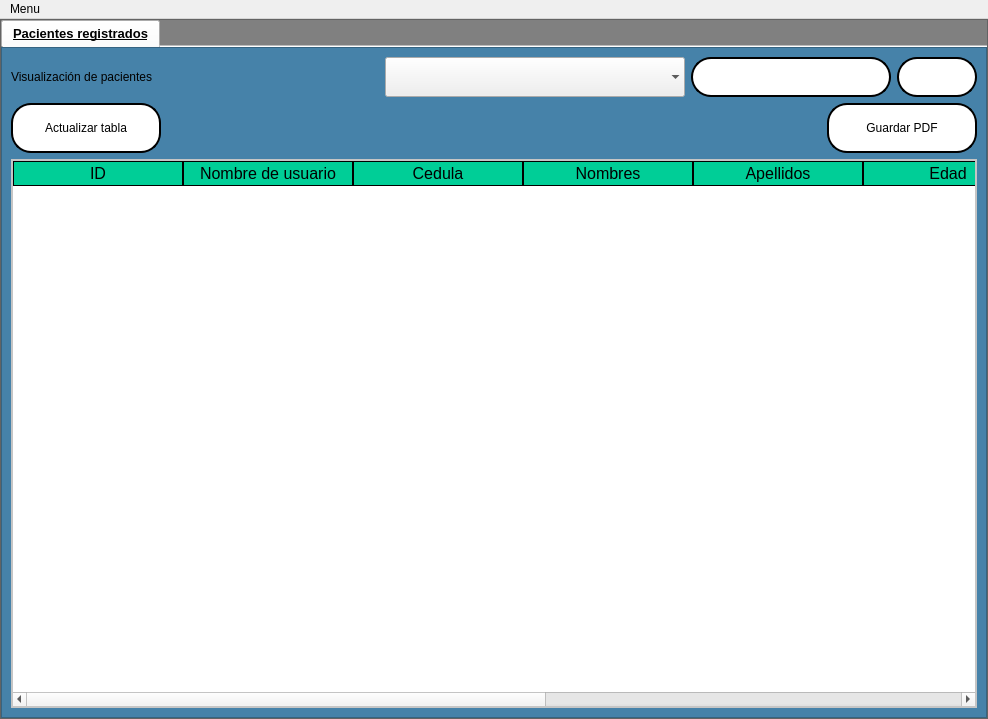
The window that interfaces/paciente_view.ui (Reinaldito04/App-Consultas-y-Historias-Medicas) describes before a commit, drawn with Qt 5.
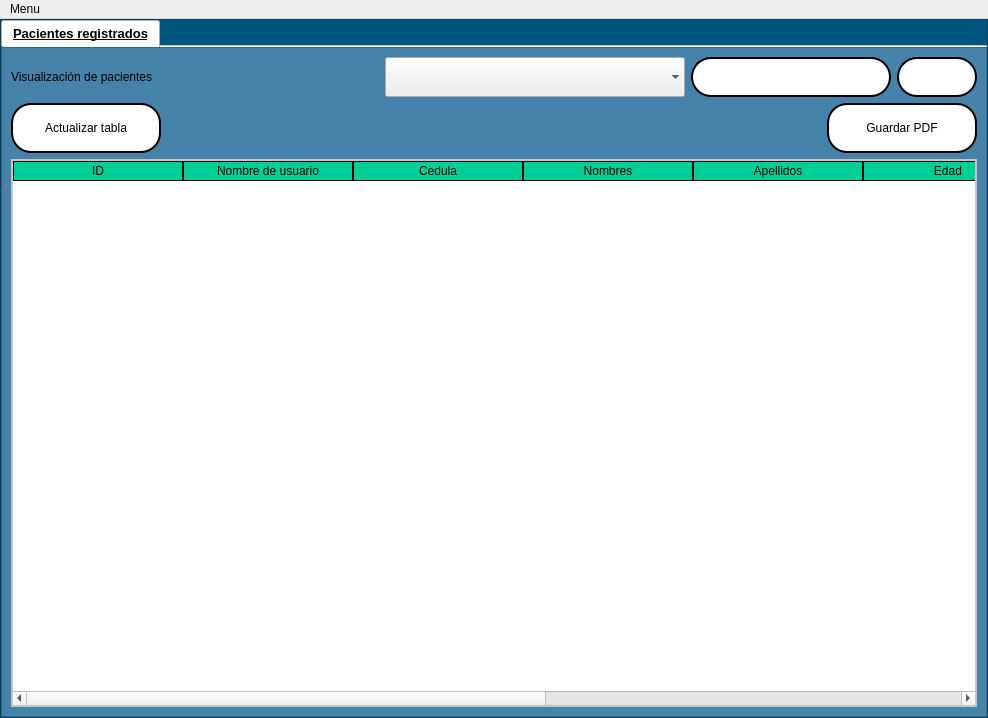
The same window after the commit. Icons and pictures are not drawn.

The edit to the form file:
```diff
--- a/interfaces/paciente_view.ui
+++ b/interfaces/paciente_view.ui
@@ -7,7 +7,7 @@
     <x>0</x>
     <y>0</y>
     <width>988</width>
-    <height>719</height>
+    <height>718</height>
    </rect>
   </property>
   <property name="windowTitle">
@@ -34,7 +34,8 @@
      <widget class="QFrame" name="frame">
       <property name="styleSheet">
        <string notr="true">QFrame{
-background-color:gray;
+background-color:rgb(0, 85, 127);
+
 }</string>
       </property>
       <property name="frameShape">
@@ -113,7 +114,7 @@
              <property name="styleSheet">
               <string notr="true">QFrame{
 background-color:rgb(70, 130, 169);
-	font: 12pt &quot;Microsoft Sans Serif&quot;;
+	font: 14pt &quot;Microsoft Sans Serif&quot;;
 }
 QTableWidget{
 color:rgb(0,0,0);
@@ -123,7 +124,7 @@
 QHeaderView::section{
 background-color:rgb(0,206,151);
 border:1px solid rgb(0,0,0);
-font-size:12pt;
+	font: 12pt &quot;Microsoft Sans Serif&quot;;
 }
 QTbaleWidget QTableCornerButton::section{
 background-color:rgb(0,0,0);
@@ -149,9 +150,11 @@
 	font: 12pt &quot;Microsoft Sans Serif&quot;;
 	background-color: rgb(255, 255, 255);
 }
-QLabel{
-	
-	font: 12pt &quot;Microsoft Sans Serif&quot;;
+QLineEdit::hover{
+	background-color:#5DADE2;
+}
+QRadioButton{
+	font: 14pt &quot;Microsoft Sans Serif&quot;;
 }
 </string>
              </property>
```
Left out of the diff: 4 changed lines with no effect on the pictures.
